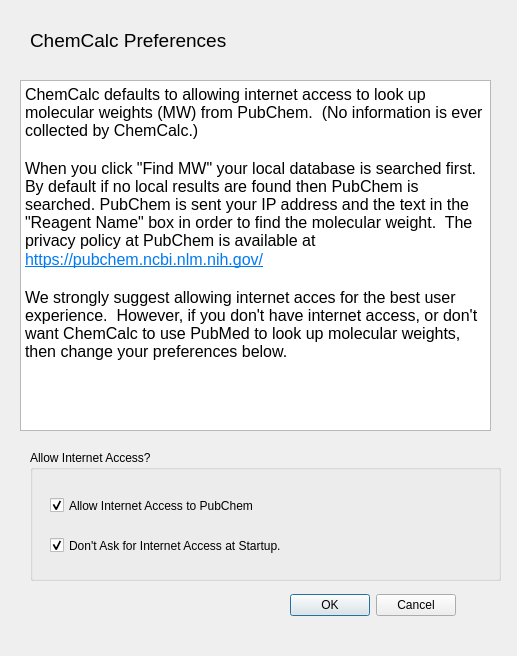
First picture: the form in preferences_dialog.ui, repository Chris-Baba/molehill-chemical-calculator, before the edit.
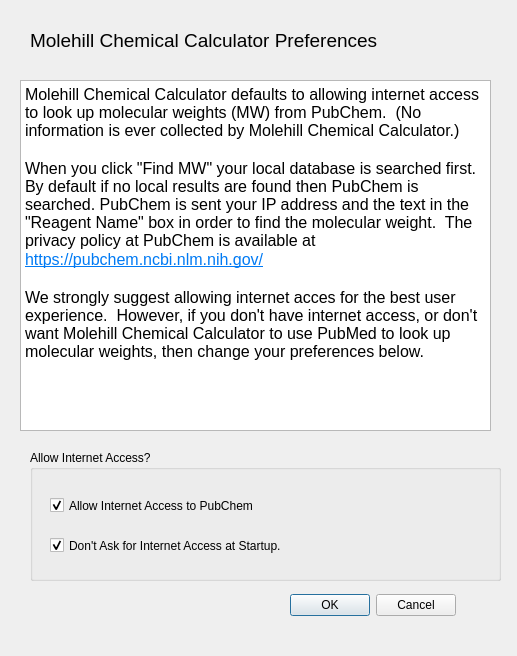
Second picture: the form after the edit.

Commit message: More name changes to Molehill.

```diff
--- a/preferences_dialog.ui
+++ b/preferences_dialog.ui
@@ -24,7 +24,7 @@
     <rect>
      <x>30</x>
      <y>20</y>
-     <width>331</width>
+     <width>451</width>
      <height>41</height>
     </rect>
    </property>
@@ -34,7 +34,7 @@
     </font>
    </property>
    <property name="text">
-    <string>ChemCalc Preferences</string>
+    <string>Molehill Chemical Calculator Preferences</string>
    </property>
   </widget>
   <widget class="QGroupBox" name="groupBox">
@@ -115,12 +115,12 @@
 li.unchecked::marker { content: &quot;\2610&quot;; }
 li.checked::marker { content: &quot;\2612&quot;; }
 &lt;/style&gt;&lt;/head&gt;&lt;body style=&quot; font-family:'DejaVu Sans'; font-size:12pt; font-weight:400; font-style:normal;&quot;&gt;
-&lt;p style=&quot; margin-top:0px; margin-bottom:0px; margin-left:0px; margin-right:0px; -qt-block-indent:0; text-indent:0px;&quot;&gt;&lt;span style=&quot; font-family:'Noto Sans';&quot;&gt;ChemCalc defaults to allowing internet access to look up molecular weights (MW) from PubChem.  (No information is ever collected by ChemCalc.)  &lt;/span&gt;&lt;/p&gt;
+&lt;p style=&quot; margin-top:0px; margin-bottom:0px; margin-left:0px; margin-right:0px; -qt-block-indent:0; text-indent:0px;&quot;&gt;&lt;span style=&quot; font-family:'Noto Sans';&quot;&gt;Molehill Chemical Calculator defaults to allowing internet access to look up molecular weights (MW) from PubChem.  (No information is ever collected by Molehill Chemical Calculator.)  &lt;/span&gt;&lt;/p&gt;
 &lt;p style=&quot;-qt-paragraph-type:empty; margin-top:0px; margin-bottom:0px; margin-left:0px; margin-right:0px; -qt-block-indent:0; text-indent:0px; font-family:'Noto Sans';&quot;&gt;&lt;br /&gt;&lt;/p&gt;
 &lt;p style=&quot; margin-top:0px; margin-bottom:0px; margin-left:0px; margin-right:0px; -qt-block-indent:0; text-indent:0px;&quot;&gt;&lt;span style=&quot; font-family:'Noto Sans';&quot;&gt;When you click &amp;quot;Find MW&amp;quot; your local database is searched first. By default if no local results are found then PubChem is searched. PubChem is sent your IP address and the text in the &amp;quot;Reagent Name&amp;quot; box in order to find the molecular weight.  The privacy policy at PubChem is available at&lt;/span&gt;&lt;/p&gt;
 &lt;p style=&quot; margin-top:0px; margin-bottom:0px; margin-left:0px; margin-right:0px; -qt-block-indent:0; text-indent:0px;&quot;&gt;&lt;a href=&quot;https://pubchem.ncbi.nlm.nih.gov/&quot;&gt;&lt;span style=&quot; font-family:'Noto Sans'; text-decoration: underline; color:#007af4;&quot;&gt;https://pubchem.ncbi.nlm.nih.gov/&lt;/span&gt;&lt;/a&gt;&lt;/p&gt;
 &lt;p style=&quot;-qt-paragraph-type:empty; margin-top:0px; margin-bottom:0px; margin-left:0px; margin-right:0px; -qt-block-indent:0; text-indent:0px; font-family:'Noto Sans'; text-decoration: underline; color:#007af4;&quot;&gt;&lt;br /&gt;&lt;/p&gt;
-&lt;p style=&quot; margin-top:0px; margin-bottom:0px; margin-left:0px; margin-right:0px; -qt-block-indent:0; text-indent:0px;&quot;&gt;&lt;span style=&quot; font-family:'Noto Sans';&quot;&gt;We strongly suggest allowing internet acces for the best user experience.  However, if you don't have internet access, or don't want ChemCalc to use PubMed to look up molecular weights, then change your preferences below.&lt;/span&gt;&lt;/p&gt;&lt;/body&gt;&lt;/html&gt;</string>
+&lt;p style=&quot; margin-top:0px; margin-bottom:0px; margin-left:0px; margin-right:0px; -qt-block-indent:0; text-indent:0px;&quot;&gt;&lt;span style=&quot; font-family:'Noto Sans';&quot;&gt;We strongly suggest allowing internet acces for the best user experience.  However, if you don't have internet access, or don't want Molehill Chemical Calculator to use PubMed to look up molecular weights, then change your preferences below.&lt;/span&gt;&lt;/p&gt;&lt;/body&gt;&lt;/html&gt;</string>
    </property>
    <property name="textInteractionFlags">
     <set>Qt::TextInteractionFlag::LinksAccessibleByMouse|Qt::TextInteractionFlag::TextEditable|Qt::TextInteractionFlag::TextEditorInteraction|Qt::TextInteractionFlag::TextSelectableByKeyboard|Qt::TextInteractionFlag::TextSelectableByMouse</set>
```
The commit also changes 1 other file.
